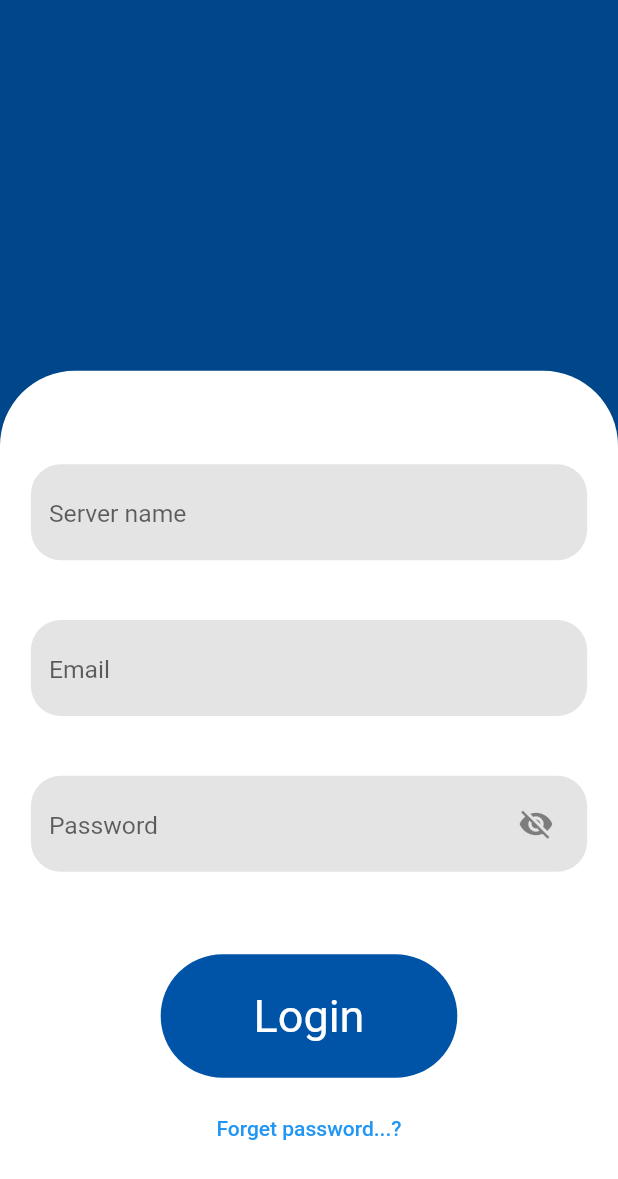
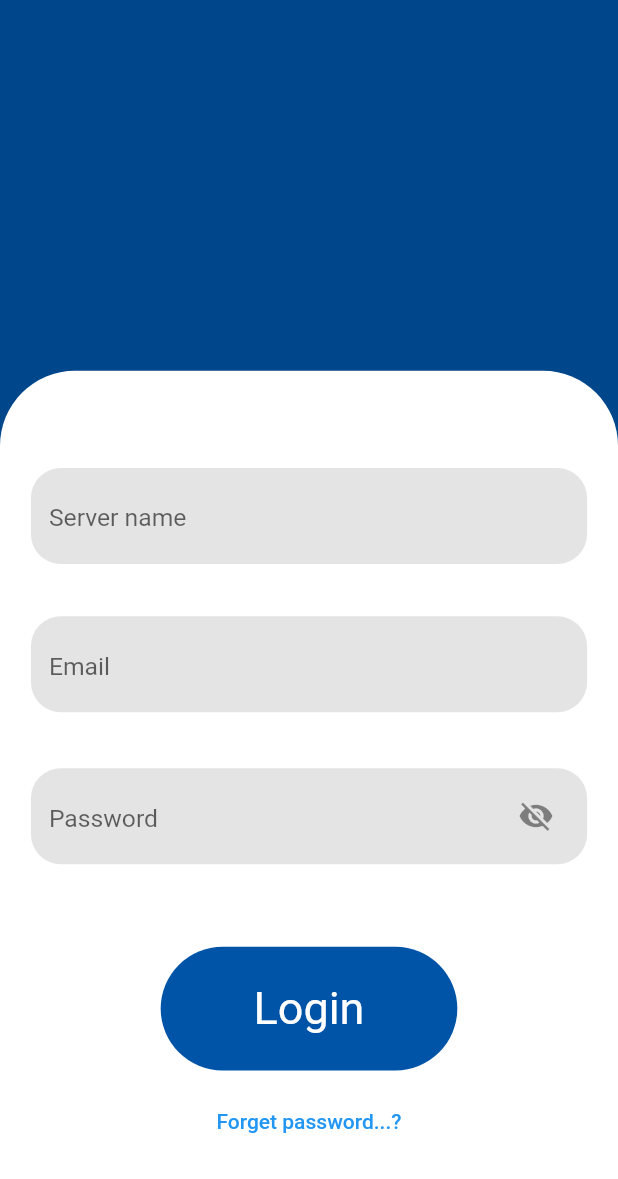
Before and after one commit to AhmedShawkyAhmed/RouteMe_Mobile, a Flutter app: the Login screen opened directly, on a phone screen of 412 x 824 dp. Shown: the top 1179 px of the screen. Run offline on Flutter 3.47's test engine with Material 2 defaults, Android fonts, the phone set to English and light mode, and no system bars; our stand-ins replace google_maps_flutter, otp_text_field, sizer; network calls fail; Roboto replaces fonts that are missing (cairo).

Commit message:
all screens

```diff
--- a/lib/Login.dart
+++ /dev/null
@@ -1,78 +0,0 @@
-import 'package:flutter/material.dart';
-import 'package:mobile/styles/colors.dart';
-import 'package:mobile/widgets/default_app_button.dart';
-import 'package:mobile/widgets/default_password_field.dart';
-import 'package:mobile/widgets/default_text_field.dart';
-import 'package:sizer/sizer.dart';
-
-class Login extends StatefulWidget {
-  const Login({Key? key}) : super(key: key);
-
-  @override
-  State<Login> createState() => _LoginState();
-}
-
-class _LoginState extends State<Login> {
-  TextEditingController server=TextEditingController();
-  TextEditingController email=TextEditingController();
-  TextEditingController password=TextEditingController();
-  bool pass=true;
-  show(){
-    setState(() {
-      pass=!pass;
-    });
-  }
-  @override
-  Widget build(BuildContext context) {
-    return Scaffold(
-      backgroundColor: AppColors.darkBlue,
-      body: Padding(
-        padding: EdgeInsets.only(top:30.h),
-      child: Container(
-        width: 100.w,
-        height: 70.h,
-        decoration: BoxDecoration(
-        color: AppColors.white,
-borderRadius: BorderRadius.only(
-            topLeft:Radius.circular(50),
-        topRight: Radius.circular(50)
-      ),
-),
-        child:Column(
-          mainAxisAlignment: MainAxisAlignment.center,
-          children: [
-            DefaultTextField(controller: server,
-              hintText: 'Server name',),
-
-          DefaultTextField(
-            controller: email,
-            hintText: 'Email',
-
-            ),
-            DefaultPasswordField(
-                controller: password,
-                hintText: 'Password',
-                onTap:show,
-                password: pass),
-            SizedBox(
-                height: 30,),
-            DefaultAppButton(
-                text: 'Login',
-                backGround: AppColors.blue,
-                fontSize: 30,
-                height: 10.h,
-                onTap: (){},
-                width: 48.w,
-                textColor: AppColors.white ,),
-Padding(
-  padding: const EdgeInsets.only(top: 10.0),
-  child:   TextButton(onPressed: (){}, child: Text('Forget password...?')),
-)
-          ],
-
-        )  ,
-        ),
-      ),
-      );
-  }
-}
--- /dev/null
+++ b/lib/screens/Login.dart
@@ -0,0 +1,81 @@
+import 'package:flutter/material.dart';
+import 'package:mobile/styles/colors.dart';
+import 'package:mobile/widgets/default_app_button.dart';
+import 'package:mobile/widgets/default_password_field.dart';
+import 'package:mobile/widgets/default_text_field.dart';
+import 'package:sizer/sizer.dart';
+
+class Login extends StatefulWidget {
+  const Login({Key? key}) : super(key: key);
+
+  @override
+  State<Login> createState() => _LoginState();
+}
+
+class _LoginState extends State<Login> {
+  TextEditingController server = TextEditingController();
+  TextEditingController email = TextEditingController();
+  TextEditingController password = TextEditingController();
+  bool pass = true;
+  show() {
+    setState(() {
+      pass = !pass;
+    });
+  }
+
+  @override
+  Widget build(BuildContext context) {
+    return Scaffold(
+      backgroundColor: AppColors.darkBlue,
+      body: Padding(
+        padding: EdgeInsets.only(top: 30.h),
+        child: Container(
+          width: 100.w,
+          height: 70.h,
+          decoration: BoxDecoration(
+            color: AppColors.white,
+            borderRadius: BorderRadius.only(
+                topLeft: Radius.circular(50), topRight: Radius.circular(50)),
+          ),
+          child: Column(
+            mainAxisAlignment: MainAxisAlignment.center,
+            children: [
+              DefaultTextField(
+                readonly: false,
+                controller: server,
+                hintText: 'Server name',
+              ),
+              DefaultTextField(
+                readonly: false,
+                controller: email,
+                hintText: 'Email',
+              ),
+              DefaultPasswordField(
+                  controller: password,
+                  hintText: 'Password',
+                  onTap: show,
+                  password: pass),
+              SizedBox(
+                height: 30,
+              ),
+              DefaultAppButton(
+                text: 'Login',
+                backGround: AppColors.blue,
+                fontSize: 30,
+                height: 10.h,
+                onTap: () {},
+                width: 48.w,
+                textColor: AppColors.white,
+              ),
+              Padding(
+                padding: const EdgeInsets.only(top: 10.0),
+                child: TextButton(
+                    onPressed: () {}, child: Text('Forget password...?')),
+              )
+            ],
+          ),
+        ),
+      ),
+    );
+  }
+}
--- a/lib/screens/vendor/branch_screen.dart
+++ b/lib/screens/vendor/branch_screen.dart
@@ -131,13 +131,16 @@ class _BranchScreenState extends State<BranchScreen> {
               child: Column(
                 children: [
                   DefaultTextField(
+                    readonly: false,
                       controller: _branchContainer, hintText: 'Branch'),
                   DefaultTextField(
+                    readonly: false,
                       controller: _phoneContainer, hintText: 'Phone'),
                   Row(
                     mainAxisAlignment: MainAxisAlignment.spaceEvenly,
                     children: [
                       DefaultTextField(
+                        readonly: false,
                           controller: _locationContainer,
                           hintText: 'Location',
                           width: 65.w),
--- a/lib/widgets/default_text_field.dart
+++ b/lib/widgets/default_text_field.dart
@@ -6,11 +6,13 @@ class DefaultTextField extends StatelessWidget {
   TextEditingController controller;
   String hintText;
   double? width;
-double? hight;
-int? maxline;
+  double? hight;
+  int? maxline;
+  bool readonly=true;
   DefaultTextField({
     required this.controller,
     required this.hintText,
+    required this.readonly,
     this.width,
     this.hight,
     this.maxline,
@@ -24,10 +26,10 @@ int? maxline;
         top: 1.h,
       ),
       child: Container(
-        width:width?? 90.w,
-        height: hight?? 10.h,
+        width: width ?? 90.w,
+        height: hight ?? 10.h,
         margin: EdgeInsets.symmetric(
-          vertical: 0.8.h,
+          vertical: 0.5.h,
         ),
         decoration: BoxDecoration(
           borderRadius: BorderRadius.circular(
@@ -35,13 +37,14 @@ int? maxline;
           ),
         ),
         child: TextFormField(
+          readOnly: readonly,
           controller: controller,
           style: TextStyle(
             color: Colors.black,
             fontSize: 15.sp,
           ),
           cursorColor: AppColors.blue,
-          maxLines: maxline?? 1,
+          maxLines: maxline ?? 1,
           decoration: InputDecoration(
             hintText: hintText,
             alignLabelWithHint: true,
--- a/pubspec.yaml
+++ b/pubspec.yaml
@@ -32,15 +32,14 @@ dependencies:
   google_maps_flutter: ^2.1.2
   dio: ^4.0.4
   flutter_polyline_points: ^1.0.0
-  location: ^4.3.0
+  geolocator: ^8.2.0
 
   # The following adds the Cupertino Icons font to your application.
   # Use with the CupertinoIcons class for iOS style icons.
   cupertino_icons: ^1.0.2
   sizer: ^2.0.15
   otp_text_field: ^1.1.2
-  #google_maps_flutter: ^2.1.1
-  #geolocator: ^8.2.0
+
 
 dev_dependencies:
   flutter_test:
```
Also changed, not shown: lib/main.dart (+4 -14 lines), lib/screens/Driver/end_task_screen.dart (renamed from lib/screens/vendor/end_task_screen.dart, +9 -2 lines), lib/screens/Driver/task_details_screen.dart (added, +215 -0 lines), lib/screens/vendor/google_maps_screen.dart (+24 -5 lines), lib/screens/vendor/request_pick_up_screen.dart (+6 -1 lines), lib/screens/Setpassword.dart (renamed from lib/Setpassword.dart), lib/screens/vendor/setting_screen.dart (deleted), lib/screens/verify.dart (renamed from lib/verify.dart), pubspec.lock.
